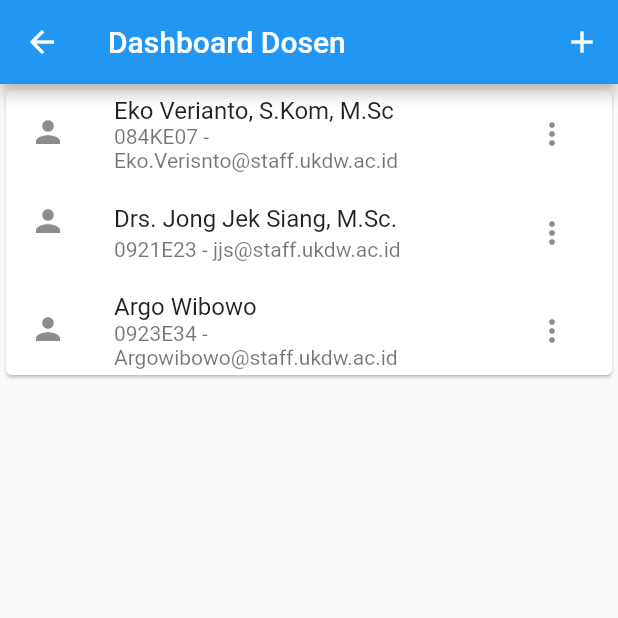
After one commit to argowibowo/progmob2020uas, a Flutter app: the Dashboard screen opened directly, in the side drawer, after a tap on "Data Dosen", on a phone screen of 412 x 824 dp, the top half of it. The commit adds this screen. Run offline on Flutter 3.47's test engine with Material 2 defaults, Android fonts, the phone set to English and light mode, and no system bars; our stand-ins replace shared_preferences; accounts and stored records are empty.

Commit message:
Tugas10_Card_View

```diff
--- /dev/null
+++ b/lib/Dashboard.dart
@@ -0,0 +1,130 @@
+import 'package:flutter/cupertino.dart';
+import 'package:flutter/material.dart';
+import 'package:shared_preferences/shared_preferences.dart';
+
+import 'dosen/dashboarddosen.dart';
+import 'jadwal/dashboardjadwal.dart';
+import 'Login.dart';
+import 'mahasiswa/dashboardmhs.dart';
+import 'matakuliah/dashboardmatkul.dart';
+
+class Dashboard extends StatefulWidget {
+  Dashboard({Key key, this.title}) : super(key: key);
+  final String title;
+
+  @override
+  _DashboardState createState() => _DashboardState();
+}
+
+class _DashboardState extends State<Dashboard> {
+  final _formKey = GlobalKey<FormState>();
+
+  @override
+  void initState() {
+    super.initState();
+  }
+
+  @override
+  Widget build(BuildContext context) {
+    return Scaffold(
+      appBar: AppBar(
+        title: Text(widget.title),
+      ),
+      drawer: Drawer(
+        child: ListView(
+          children: <Widget>[
+            UserAccountsDrawerHeader(
+              accountName: Text("Agusta Avelina Saputri Male"),
+              accountEmail: Text("Agusta.avelina@Si.ukdw.ac.id"),
+              currentAccountPicture: CircleAvatar(
+                backgroundColor: Colors.white,
+                child: Text(
+                  "ME",
+                  style: TextStyle(fontSize: 40.0),
+                ),
+              ),
+            ),
+            ListTile(
+              title: Text("Data Dosen"),
+              subtitle: Text("Menu CRUD Dosen"),
+              trailing: Icon(Icons.people),
+              onTap: () {
+                Navigator.pop(context);
+                Navigator.push(
+                    context,
+                    MaterialPageRoute(builder: (context) =>
+                        DashboardDosen(title: "Dashboard Dosen"))
+                );
+              },
+            ),
+            ListTile(
+              title: Text("Data Mahasiswa"),
+              subtitle: Text("Menu CRUD Mahasiswa"),
+              trailing: Icon(Icons.people_outline),
+              onTap: () {
+                Navigator.pop(context);
+                Navigator.push(
+                    context,
+                    MaterialPageRoute(builder: (context) =>
+                        DashboardMhs(title: "Dashboard Mahasiswa"))
+                );
+              },
+            ),
+            ListTile(
+              title: Text("Data Matakuliah"),
+              subtitle: Text("Menu CRUD Matakuliah"),
+              trailing: Icon(Icons.book_sharp),
+              onTap: () {
+                Navigator.pop(context);
+                Navigator.push(
+                    context,
+                    MaterialPageRoute(builder: (context) =>
+                        DashboardMatkul(title: "Dashboard Matakuliah"))
+                );
+              },
+            ),
+            ListTile(
+              title: Text("Data Jadwal"),
+              subtitle: Text("Menu CRUD Jadwal"),
+              trailing: Icon(Icons.event_note_outlined),
+              onTap: () {
+                Navigator.pop(context);
+                Navigator.push(
+                    context,
+                    MaterialPageRoute(builder: (context) =>
+                        DashboardJadwal(title: "Dashboard Jadwal"))
+                );
+              },
+            ),
+            Divider(
+              color: Colors.black,
+              height: 10,
+              indent: 10,
+              endIndent: 10,
+            ),
+            ListTile(
+              title: Text("Logout"),
+              trailing: Icon(Icons.exit_to_app),
+              onTap: () async {
+                SharedPreferences pref = await SharedPreferences.getInstance();
+                await pref.setInt("is_login", 0);
+                Navigator.pushReplacement(
+                  context,
+                  MaterialPageRoute(
+                      builder: (context) => Login(title: "Login Page",)),
+                );
+              },
+            ),
+          ],
+        ),
+      ),
+      body: Container(
+        child: Center(
+          child: Text("Dashboard",
+            style: TextStyle(fontSize: 20),
+          ),
+        ),
+      ),
+    );
+  }
+}
--- a/lib/Pertemuan1.dart
+++ b/lib/Pertemuan1.dart
@@ -37,7 +37,7 @@ class _Pertemuan1State extends State<Pertemuan1> {
               //TextField(),
               TextFormField(
                 decoration: new InputDecoration(
-                  hintText: "Contoh: Avelina Male",
+                  hintText: "Agusta Avelina Saputri Male",
                   labelText: "Nama Lengkap ",
                   icon: Icon(Icons.people),
                   border: OutlineInputBorder(
--- /dev/null
+++ b/lib/dosen/dashboarddosen.dart
@@ -0,0 +1,93 @@
+import 'package:flutter/material.dart';
+
+class DashboardDosen extends StatefulWidget {
+  DashboardDosen({Key key, this.title}) : super(key: key);
+  final String title;
+
+  @override
+  _DashboardDosenState createState() => _DashboardDosenState();
+}
+
+class _DashboardDosenState extends State<DashboardDosen> {
+  final _formKey = GlobalKey<FormState>();
+
+  @override
+  void initState() {
+    super.initState();
+  }
+
+  @override
+  Widget build(BuildContext context) {
+    return Scaffold(
+      appBar: AppBar(
+        title: Text(widget.title),
+        actions: <Widget>[
+          IconButton(
+              icon: Icon(Icons.add),
+              onPressed: () {}
+          )
+        ],
+      ),
+
+      body: Container(
+        child: Card(
+          child: Column(
+            mainAxisSize: MainAxisSize.min,
+            children: <Widget>[
+              ListTile(
+                leading: Icon(Icons.person),
+                title: Text("Eko Verianto, S.Kom, M.Sc"),
+                subtitle: Text("084KE07 - Eko.Verisnto@staff.ukdw.ac.id"),
+
+
+                trailing: PopupMenuButton(
+                  itemBuilder: (_) =>
+                  <PopupMenuItem<String>>[
+                    new PopupMenuItem<String>(
+                      child: const Text('Update'), value: 'Update',
+                    ),
+                    new PopupMenuItem<String>(
+                      child: const Text('Delete'), value: 'Delete',
+                    )
+                  ],
+                ),
+              ),
+              ListTile(
+                leading: Icon(Icons.person),
+                title: Text("Drs. Jong Jek Siang, M.Sc."),
+                subtitle: Text("0921E23 - jjs@staff.ukdw.ac.id"),
+                trailing: PopupMenuButton(
+                  itemBuilder: (_) =>
+                  <PopupMenuItem<String>>[
+                    new PopupMenuItem<String>(
+                      child: const Text('Update'), value: 'Update',
+                    ),
+                    new PopupMenuItem<String>(
+                      child: const Text('Delete'), value: 'Delete',
+                    )
+                  ],
+                ),
+              ),
+              ListTile(
+                leading: Icon(Icons.person),
+                title: Text("Argo Wibowo"),
+                subtitle: Text("0923E34 - Argowibowo@staff.ukdw.ac.id"),
+                trailing: PopupMenuButton(
+                  itemBuilder: (_) =>
+                  <PopupMenuItem<String>>[
+                    new PopupMenuItem<String>(
+                      child: const Text('Update'), value: 'Update',
+                    ),
+                    new PopupMenuItem<String>(
+                      child: const Text('Delete'), value: 'Delete',
+                    )
+                  ],
+                ),
+              ),
+            ],
+          ),
+        ),
+      ),
+    );
+  }
+} // TODO Implement this library.
--- a/pubspec.yaml
+++ b/pubspec.yaml
@@ -29,6 +29,7 @@ dependencies:
   # Use with the CupertinoIcons class for iOS style icons.
   cupertino_icons: ^1.0.0
   shared_preferences: ^0.5.12+4
+
 
 dev_dependencies:
   flutter_test:
```
Also changed, not shown: lib/Login.dart (added, +137 -0 lines), lib/Tugaspertemuan8.dart (+4 -4 lines), lib/jadwal/dashboardjadwal.dart (added, +78 -0 lines), lib/mahasiswa/dashboardmhs.dart (added, +78 -0 lines), lib/main.dart (+18 -3 lines), lib/matakuliah/dashboardmatkul.dart (added, +78 -0 lines), gambar/agusta.png (added), lib/SplashScreen.dart (added).
